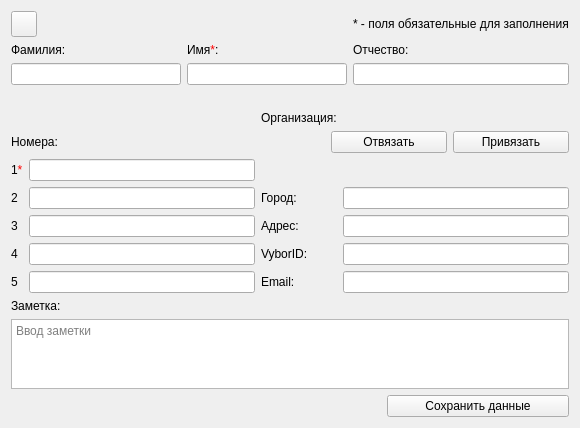
First picture: the form in EditContactDialog.ui, repository okostynchuk/Outcall, before the edit.
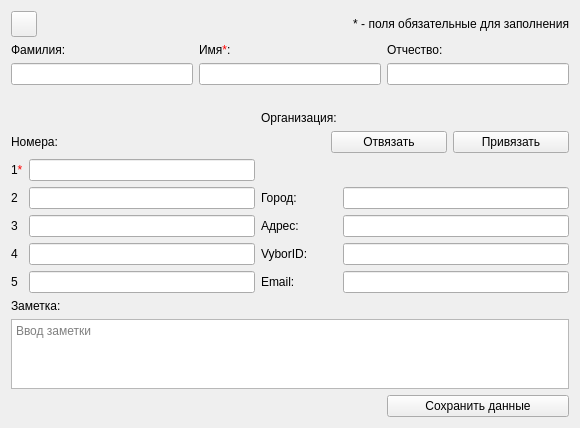
Second picture: the form after the edit. Icons and pictures are not drawn.

Commit message: fixed scroll view & remade some windows

The edit to the form file:
```diff
--- a/EditContactDialog.ui
+++ b/EditContactDialog.ui
@@ -17,9 +17,21 @@
    <iconset resource="images.qrc">
     <normaloff>:/images/outcall-logo.png</normaloff>:/images/outcall-logo.png</iconset>
   </property>
-  <layout class="QGridLayout" name="gridLayout_2">
+  <layout class="QGridLayout" name="gridLayout_11">
+   <item row="0" column="0">
+    <layout class="QGridLayout" name="gridLayout_10">
    <item row="0" column="0">
     <layout class="QGridLayout" name="gridLayout_5">
+       <item row="0" column="1">
+        <widget class="QLabel" name="label_13">
+         <property name="text">
+          <string>* - поля обязательные для заполнения</string>
+         </property>
+         <property name="alignment">
+          <set>Qt::AlignRight|Qt::AlignTrailing|Qt::AlignVCenter</set>
+         </property>
+        </widget>
+       </item>
      <item row="0" column="0">
       <widget class="QPushButton" name="backButton">
        <property name="minimumSize">
@@ -55,27 +67,23 @@
        </property>
       </widget>
      </item>
-     <item row="2" column="1" colspan="2">
-      <widget class="QLineEdit" name="firstName">
-       <property name="minimumSize">
-        <size>
-         <width>160</width>
-         <height>0</height>
-        </size>
-       </property>
-       <property name="focusPolicy">
-        <enum>Qt::StrongFocus</enum>
-       </property>
-      </widget>
+      </layout>
      </item>
-     <item row="0" column="3">
-      <widget class="QLabel" name="label_13">
+     <item row="1" column="0">
+      <layout class="QHBoxLayout" name="horizontalLayout_4">
+       <item>
+        <layout class="QVBoxLayout" name="verticalLayout_5">
+         <item>
+          <widget class="QLabel" name="label_2">
        <property name="text">
-        <string>* - поля обязательные для заполнения</string>
+            <string>Фамилия:</string>
+           </property>
+           <property name="alignment">
+            <set>Qt::AlignBottom|Qt::AlignLeading|Qt::AlignLeft</set>
        </property>
       </widget>
      </item>
-     <item row="2" column="0">
+         <item>
       <widget class="QLineEdit" name="lastName">
        <property name="minimumSize">
         <size>
@@ -88,14 +96,20 @@
        </property>
       </widget>
      </item>
-     <item row="1" column="3">
-      <widget class="QLabel" name="label_4">
+         <item>
+          <widget class="QLabel" name="label_31">
        <property name="text">
-        <string>Отчество:</string>
+            <string/>
        </property>
       </widget>
      </item>
-     <item row="0" column="1" rowspan="2" colspan="2">
+        </layout>
+       </item>
+       <item>
+        <layout class="QVBoxLayout" name="verticalLayout_8">
+         <item>
+          <layout class="QVBoxLayout" name="verticalLayout_6">
+           <item>
       <widget class="QLabel" name="label_3">
        <property name="text">
         <string>Имя&lt;span style = &quot;color: red;&quot;&gt;*&lt;/span&gt;:</string>
@@ -105,12 +119,12 @@
        </property>
       </widget>
      </item>
-     <item row="2" column="3">
-      <widget class="QLineEdit" name="patronymic">
+           <item>
+            <widget class="QLineEdit" name="firstName">
        <property name="minimumSize">
         <size>
          <width>160</width>
-         <height>0</height>
+               <height>20</height>
         </size>
        </property>
        <property name="focusPolicy">
@@ -118,7 +132,9 @@
        </property>
       </widget>
      </item>
-     <item row="3" column="1" colspan="2">
+          </layout>
+         </item>
+         <item>
       <widget class="QLabel" name="label_15">
        <property name="text">
         <string/>
@@ -128,15 +144,40 @@
        </property>
       </widget>
      </item>
-     <item row="1" column="0">
-      <widget class="QLabel" name="label_2">
+        </layout>
+       </item>
+       <item>
+        <layout class="QVBoxLayout" name="verticalLayout_7">
+         <item>
+          <widget class="QLabel" name="label_4">
        <property name="text">
-        <string>Фамилия:</string>
-       </property>
-       <property name="alignment">
-        <set>Qt::AlignBottom|Qt::AlignLeading|Qt::AlignLeft</set>
-       </property>
-      </widget>
+            <string>Отчество:</string>
+           </property>
+          </widget>
+         </item>
+         <item>
+          <widget class="QLineEdit" name="patronymic">
+           <property name="minimumSize">
+            <size>
+             <width>160</width>
+             <height>0</height>
+            </size>
+           </property>
+           <property name="focusPolicy">
+            <enum>Qt::StrongFocus</enum>
+           </property>
+          </widget>
+         </item>
+         <item>
+          <widget class="QLabel" name="label_34">
+           <property name="text">
+            <string/>
+           </property>
+          </widget>
+         </item>
+        </layout>
+       </item>
+      </layout>
      </item>
     </layout>
    </item>
```
Lines whose indentation alone changed are shown as unchanged. The commit also changes 7 other files.
